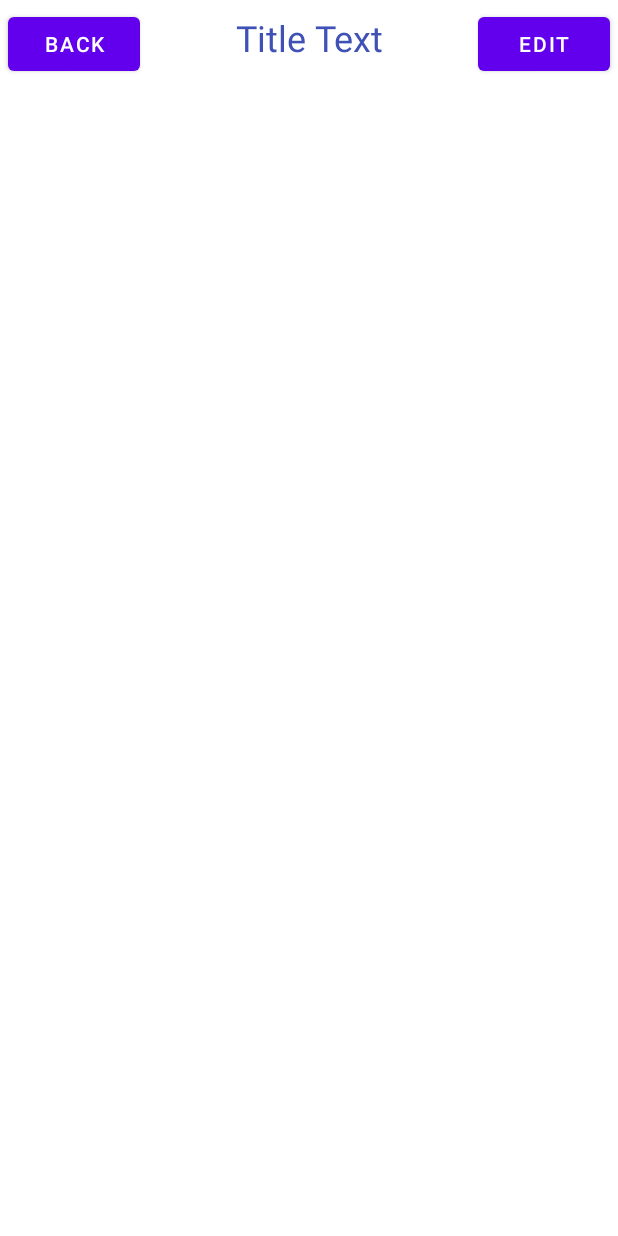
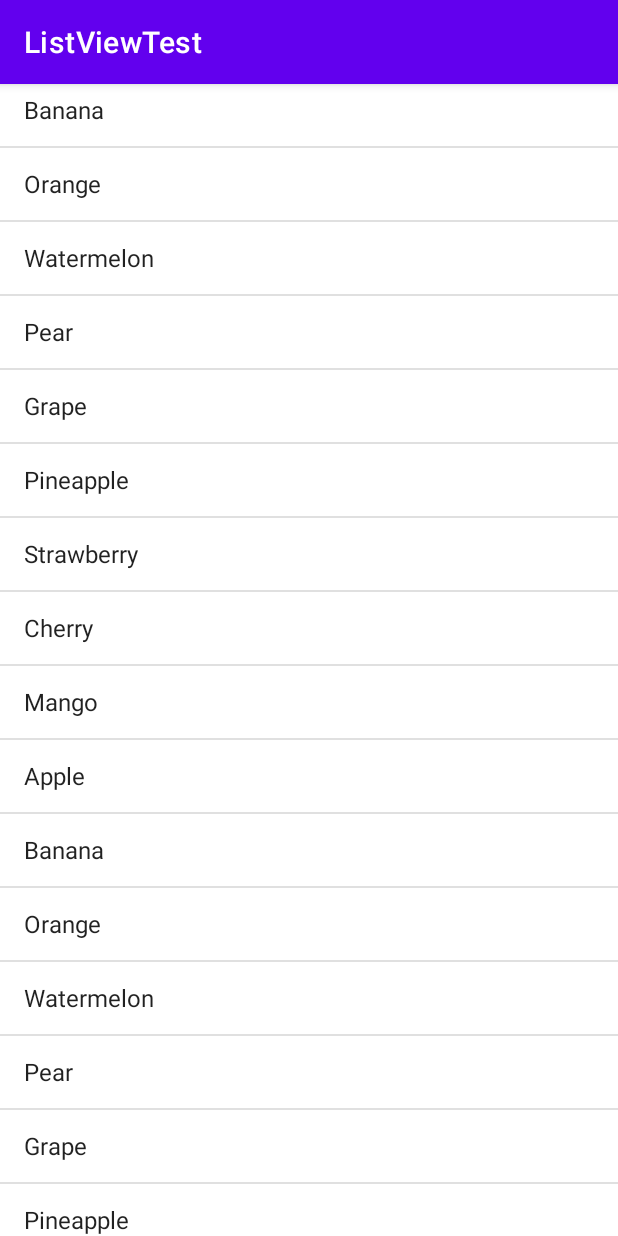
Before and after one commit to Angel105/demo-android-activity, an Android app: the screen it shows after launch (UILayoutActivity before the commit, ListViewActivity after it), on a phone screen of 412 x 824 dp. Run offline under Robolectric (Android 15) with nearby library versions, the phone set to English and light mode, and no system bars.

Commit message:
[48] create a ListView UI component used to show and scroll large amount of data in the limited screen space
The data in the set cannot be used directly by ListView. Use an adapter to bridge the ListView and data (ArrayAdapter is one of the best implementations using generics to set the data type and then taking the data in the constructor).

 There are a few overriding methods for constructor to choose from. Here we have data of String class thus set the type parameter to String. Then we pass the instance of activity, the ID of the ListView item, and the data source. Use android.R.layout.simple_list_item_1 as the ID of the ListView item (an item that Android provides which only has a TextView inside). Now we have an instance of the adapter.

 By calling the setAdapter() method of the ListView, we pass the adapter  instance to bridge the ListView and data.

```diff
--- a/app/src/main/AndroidManifest.xml
+++ b/app/src/main/AndroidManifest.xml
@@ -13,12 +13,16 @@
         android:theme="@style/Theme.ActivityTest"
         tools:targetApi="31">
         <activity
-            android:name=".UILayoutActivity"
+            android:name=".ListViewActivity"
             android:exported="true">
             <intent-filter>
                 <action android:name="android.intent.action.MAIN" />
                 <category android:name="android.intent.category.LAUNCHER" />
             </intent-filter>
+        </activity>
+        <activity
+            android:name=".UILayoutActivity"
+            android:exported="false">
         </activity>
         <activity
             android:name=".MainActivity"
@@ -38,7 +42,9 @@
             android:exported="true">
             <intent-filter tools:ignore="AppLinkUrlError">
                 <action android:name="android.intent.action.VIEW" />
+
                 <category android:name="android.intent.category.DEFAULT" />
+
                 <data android:scheme="tel" />
             </intent-filter>
         </activity>
@@ -48,6 +54,7 @@
             android:launchMode="singleInstance">
             <intent-filter>
                 <action android:name="com.example.activitytest.ACTION_START" />
+
                 <category android:name="android.intent.category.DEFAULT" />
                 <category android:name="com.example.activitytest.MY_CATEGORY" />
             </intent-filter>
--- /dev/null
+++ b/app/src/main/java/com/example/activitytest/ListViewActivity.kt
@@ -0,0 +1,30 @@
+package com.example.activitytest
+
+import android.os.Bundle
+import android.widget.ArrayAdapter
+import androidx.activity.enableEdgeToEdge
+import androidx.appcompat.app.AppCompatActivity
+import com.example.activitytest.databinding.ActivityListViewBinding
+
+class ListViewActivity : AppCompatActivity() {
+
+    private val data = listOf(
+        "Apple", "Banana", "Orange", "Watermelon",
+        "Pear", "Grape", "Pineapple", "Strawberry", "Cherry", "Mango",
+        "Apple", "Banana", "Orange", "Watermelon", "Pear", "Grape",
+        "Pineapple", "Strawberry", "Cherry", "Mango"
+    )
+
+    private lateinit var binding: ActivityListViewBinding
+
+    override fun onCreate(savedInstanceState: Bundle?) {
+        super.onCreate(savedInstanceState)
+        enableEdgeToEdge()
+        binding = ActivityListViewBinding.inflate(layoutInflater)
+
+        setContentView(binding.root)
+        val adapter = ArrayAdapter<String>(this,android.R.layout.simple_list_item_1,data)
+        binding.listView.adapter = adapter
+    }
+
+}
--- /dev/null
+++ b/app/src/main/res/layout/activity_list_view.xml
@@ -0,0 +1,14 @@
+<?xml version="1.0" encoding="utf-8"?>
+<LinearLayout xmlns:android="http://schemas.android.com/apk/res/android"
+    xmlns:tools="http://schemas.android.com/tools"
+    android:id="@+id/main"
+    android:layout_width="match_parent"
+    android:layout_height="match_parent"
+    android:orientation="vertical"
+    tools:context=".ListViewActivity">
+
+    <ListView
+        android:id="@+id/listView"
+        android:layout_width="match_parent"
+        android:layout_height="match_parent" />
+</LinearLayout>
--- a/app/src/main/res/values/strings.xml
+++ b/app/src/main/res/values/strings.xml
@@ -1,3 +1,3 @@
 <resources>
-    <string name="app_name">UILayoutTest</string>
+    <string name="app_name">ListViewTest</string>
 </resources>
```
